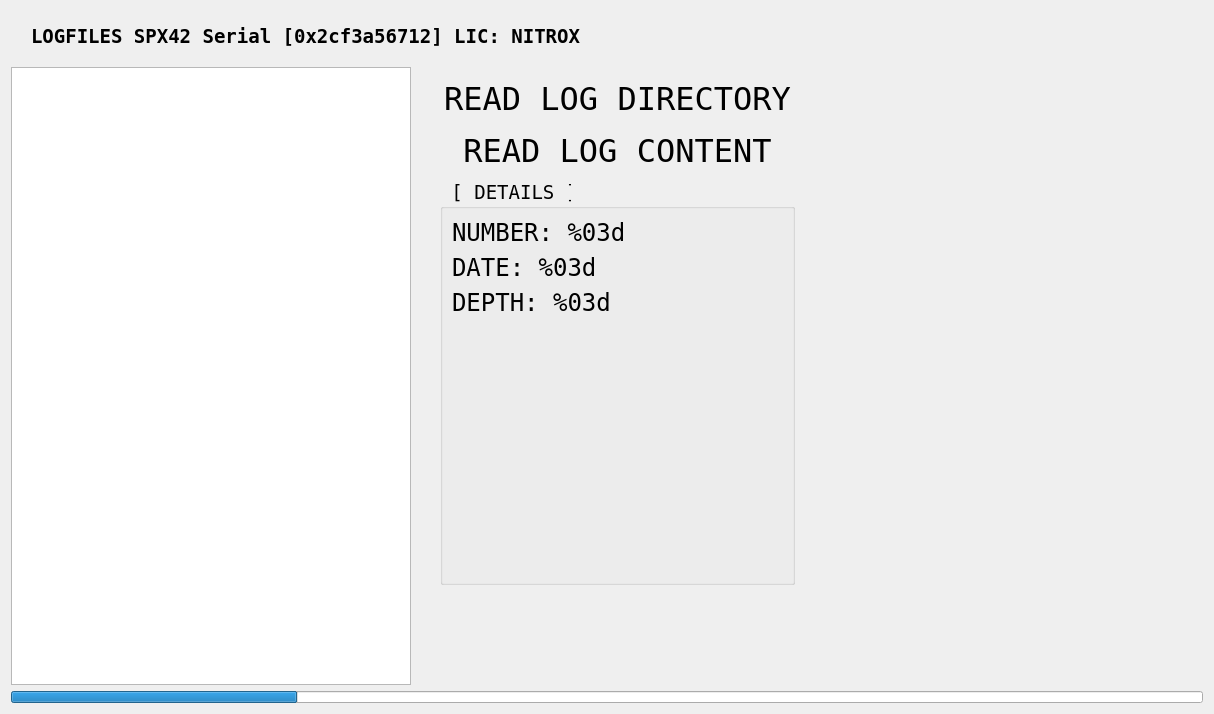
First picture: the form in src/ui/LogFragment.ui, repository dmarc0001/spx42Control, before the edit.
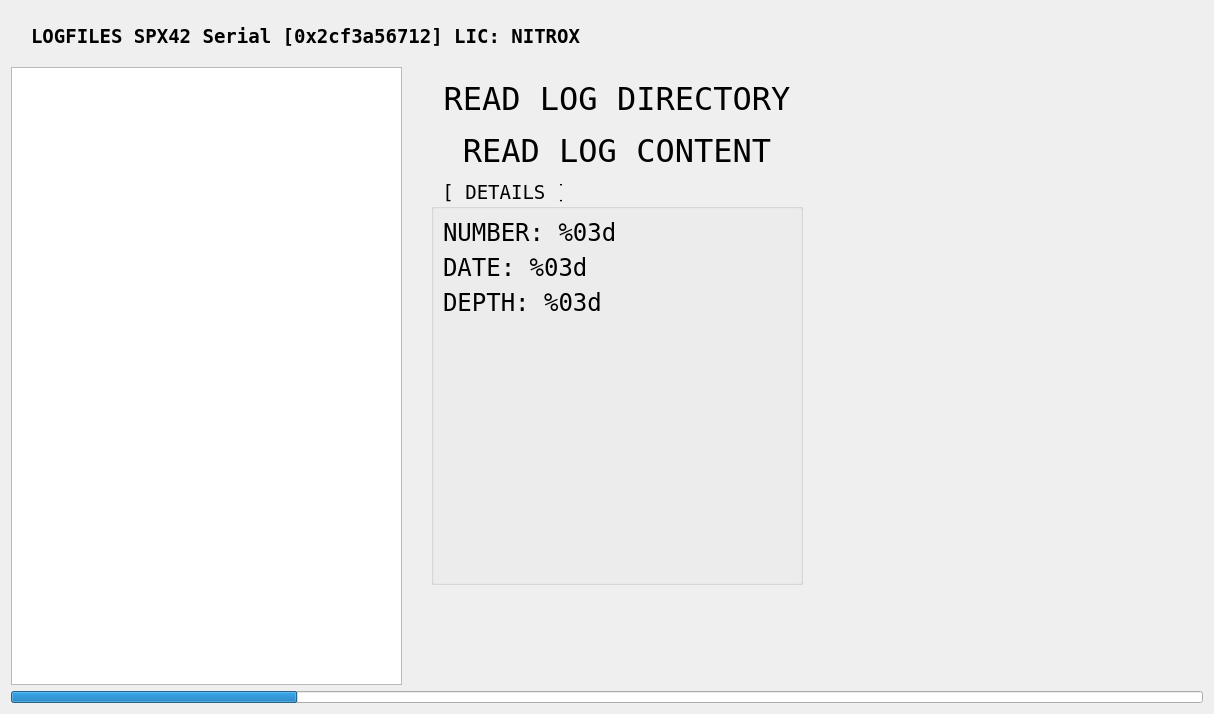
Second picture: the form after the edit.

What changed in the file:
```diff
--- a/src/ui/LogFragment.ui
+++ b/src/ui/LogFragment.ui
@@ -267,6 +267,12 @@
            <layout class="QVBoxLayout" name="verticalLayout_3">
             <item>
              <widget class="QLabel" name="diveNumberLabel">
+              <property name="sizePolicy">
+               <sizepolicy hsizetype="Expanding" vsizetype="Preferred">
+                <horstretch>0</horstretch>
+                <verstretch>0</verstretch>
+               </sizepolicy>
+              </property>
               <property name="font">
                <font>
                 <pointsize>18</pointsize>
@@ -279,6 +285,12 @@
             </item>
             <item>
              <widget class="QLabel" name="diveDateLabel">
+              <property name="sizePolicy">
+               <sizepolicy hsizetype="Expanding" vsizetype="Preferred">
+                <horstretch>0</horstretch>
+                <verstretch>0</verstretch>
+               </sizepolicy>
+              </property>
               <property name="font">
                <font>
                 <pointsize>18</pointsize>
@@ -291,6 +303,12 @@
             </item>
             <item>
              <widget class="QLabel" name="diveDepthLabel">
+              <property name="sizePolicy">
+               <sizepolicy hsizetype="Expanding" vsizetype="Preferred">
+                <horstretch>0</horstretch>
+                <verstretch>0</verstretch>
+               </sizepolicy>
+              </property>
               <property name="font">
                <font>
                 <pointsize>18</pointsize>
```
